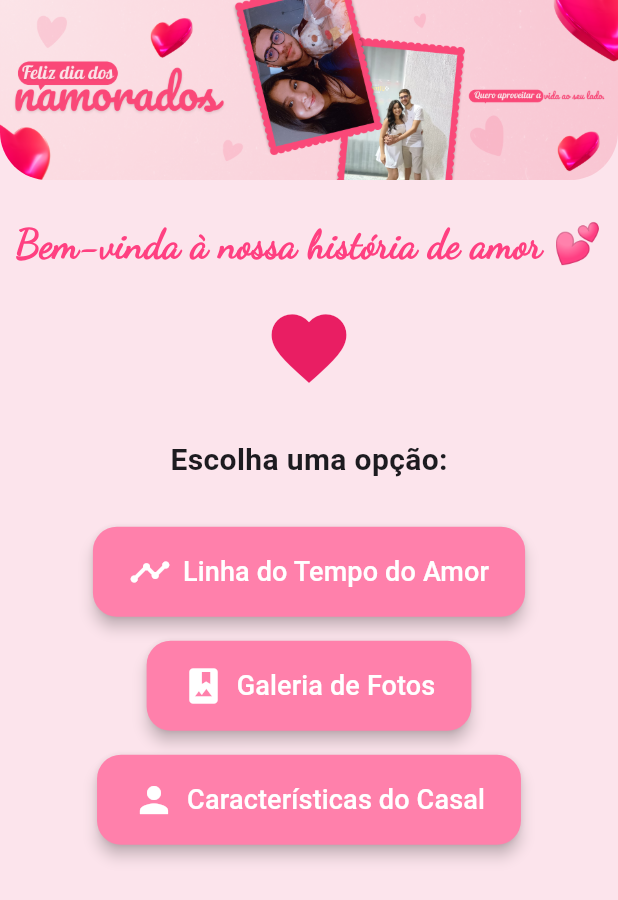
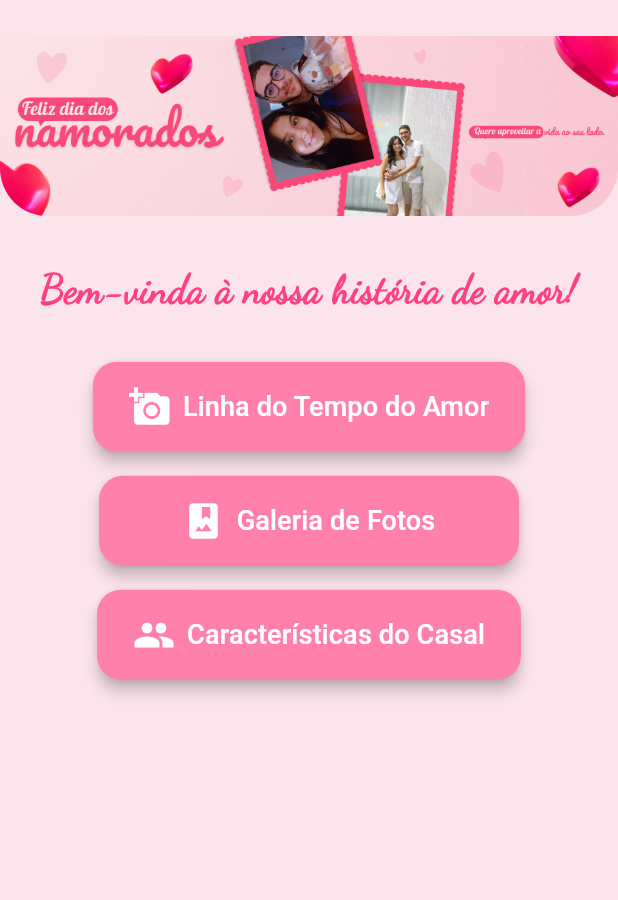
Before and after one commit to G1Azevedo/presente, a Flutter app: the screen it shows after launch, on a phone screen of 412 x 824 dp. Shown: the top 900 px of the screen. Run offline on Flutter 3.47's test engine with Material 3 defaults, Android fonts, the phone set to English and light mode, and no system bars; our stand-ins replace file_picker, pocketbase; Roboto replaces fonts that are missing (Sans).

```diff
--- a/lib/pages/home_page.dart
+++ b/lib/pages/home_page.dart
@@ -15,61 +15,42 @@ class _HomePageState extends State<HomePage> {
     return Scaffold(
       body: SingleChildScrollView(
         child: Center(
+          child: Padding(
+            padding: const EdgeInsets.symmetric(vertical: 24.0),
             child: Column(
+              mainAxisAlignment: MainAxisAlignment.center,
+              crossAxisAlignment: CrossAxisAlignment.center,
               children: [
-
                 ClipRRect(
                   borderRadius: const BorderRadius.only(
                     bottomLeft: Radius.circular(32),
                     bottomRight: Radius.circular(32),
                   ),
                   child: Image.asset(
-                  'assets/images/banner.png', // Certifique-se que o caminho está correto e a imagem existe
+                    'assets/images/banner.png',
                     width: double.infinity,
-                  // height: 300, // REMOVIDO: Deixe a altura ser determinada pela proporção
-                  fit: BoxFit.fitWidth, // MODIFICADO: Para ajustar à largura
+                    fit: BoxFit.fitWidth,
                   ),
-              ),
-
-              const SizedBox(height: 24),
-
-              const Text(
-                'Bem-vinda à nossa história de amor 💕',
-                textAlign: TextAlign.center,
-                style: TextStyle(
-                  fontSize: 26,
-                  fontWeight: FontWeight.bold,
-                  fontFamily: 'DancingScript', // Fonte romântica (adicione no pubspec)
-                  color: Colors.pinkAccent,
-                ),
-              ),
-
-              const SizedBox(height: 20),
-
-              TweenAnimationBuilder<double>(
-                tween: Tween(begin: 0.0, end: 1.0),
-                duration: const Duration(seconds: 1),
-                builder: (context, value, child) {
-                  return Opacity(
-                    opacity: value,
-                    child: Transform.scale(scale: value, child: child),
-                  );
-                },
-                child: const Icon(Icons.favorite, size: 60, color: Colors.pink),
                 ),
 
                 const SizedBox(height: 30),
 
                 const Text(
-                'Escolha uma opção:',
-                style: TextStyle(fontSize: 20, fontWeight: FontWeight.w600),
+                  'Bem-vinda à nossa história de amor!',
+                  textAlign: TextAlign.center,
+                  style: TextStyle(
+                    fontSize: 26,
+                    fontWeight: FontWeight.bold,
+                    fontFamily: 'DancingScript',
+                    color: Colors.pinkAccent,
+                  ),
                 ),
 
                 const SizedBox(height: 30),
 
                 _buildMenuButton(
                   context,
-                icon: Icons.timeline,
+                  icon: Icons.add_a_photo,
                   label: 'Linha do Tempo do Amor',
                   onPressed: () {
                     Navigator.push(
@@ -96,7 +77,7 @@ class _HomePageState extends State<HomePage> {
 
                 _buildMenuButton(
                   context,
-                icon: Icons.person,
+                  icon: Icons.people,
                   label: 'Características do Casal',
                   onPressed: () {
                     Navigator.push(
@@ -110,6 +91,7 @@ class _HomePageState extends State<HomePage> {
 
                 const SizedBox(height: 40),
               ],
+            ),
           ),
         ),
       ),
@@ -127,6 +109,7 @@ class _HomePageState extends State<HomePage> {
         backgroundColor: Colors.pinkAccent.shade100,
         foregroundColor: Colors.white,
         elevation: 4,
+        minimumSize: const Size(280, 60),
       ),
       onPressed: onPressed,
     );
```
Lines whose indentation alone changed are shown as unchanged.
